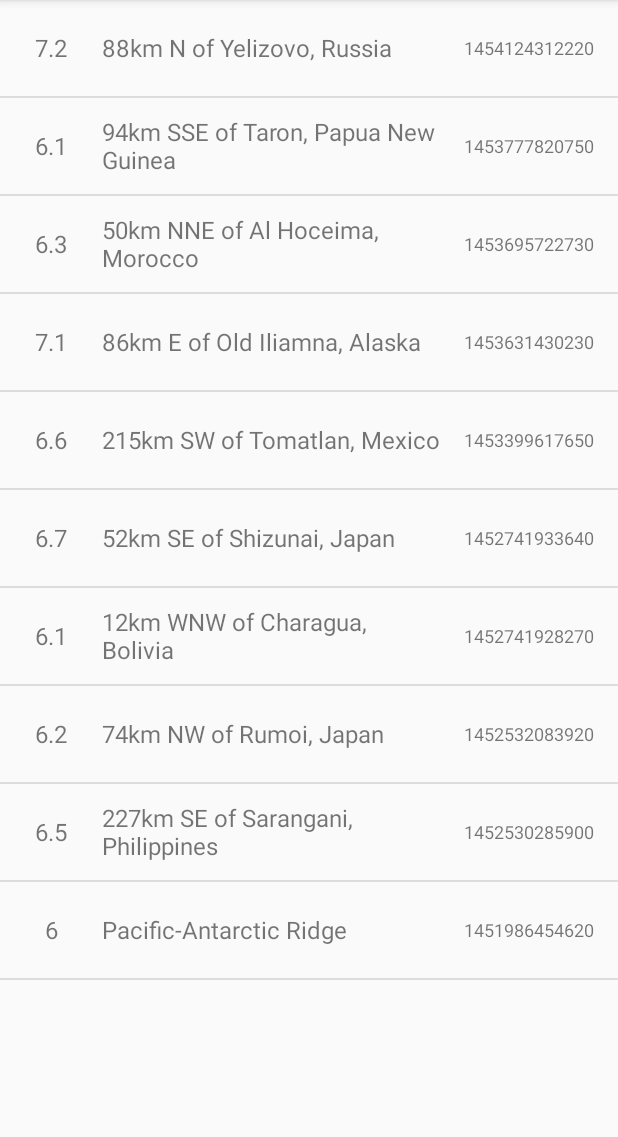
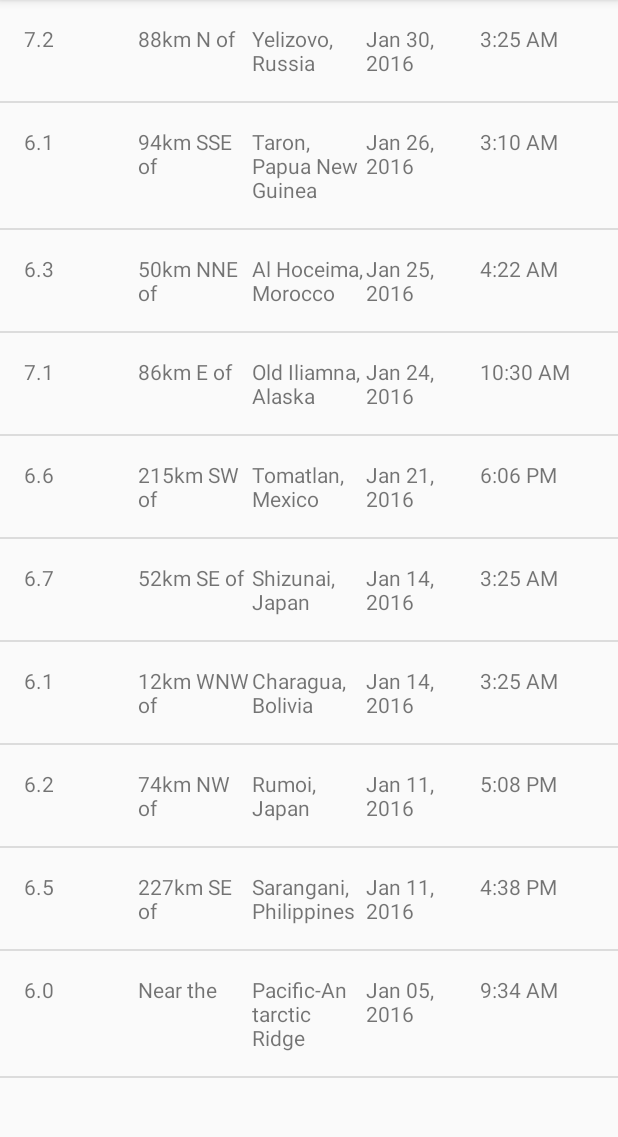
Before and after one commit to raviranjan3570/realtime-earthquake-data, an Android app: the screen it shows after launch (EarthquakeActivity), on a phone screen of 412 x 824 dp, the part 84-1221 px from its top. Run offline under Robolectric (Android 15) with nearby library versions, the phone set to English and light mode, and no system bars.

Commit message:
formatted strings for better visual

```diff
--- a/app/src/main/java/com/example/android/quakereport/Earthquake.java
+++ b/app/src/main/java/com/example/android/quakereport/Earthquake.java
@@ -3,20 +3,20 @@ package com.example.android.quakereport;
 public class Earthquake {
 
     // Magnitude of the earthquake
-    private String mEarthquakeMagnitude;
+    private double mEarthquakeMagnitude;
 
     // Location of the earthquake
     private String mEarthquakeLocation;
 
     // Time of the earthquake
-    private String mEarthquakeTime;
+    private Long mEarthquakeTime;
 
     /* Create a new Earthquake object
      * @param vMagnitude is the magnitude of the earthquake (e.g. 7.2)
      * @param vLocation is the location of the earthquake (e.g. patna)
-     * @param vDate is the date of occurrence of the earthquake (e.g. 04/07/2019)
+     * @param vTime is the time of occurrence of the earthquake (e.g. 04/07/2019 at 9:00 am)
      **/
-    public Earthquake(String vMagnitude, String vLocation, String vTime){
+    public Earthquake(double vMagnitude, String vLocation, Long vTime){
 
         mEarthquakeMagnitude = vMagnitude;
         mEarthquakeLocation = vLocation;
@@ -27,7 +27,7 @@ public class Earthquake {
      * get the magnitude of the earthquake
      */
 
-    public String getEarthquakeMagnitude(){
+    public double getEarthquakeMagnitude(){
         return mEarthquakeMagnitude;
     }
 
@@ -43,7 +43,7 @@ public class Earthquake {
      * get the date of occurrence of the earthquake
      */
 
-    public String getEarthquakeTime(){
+    public Long getEarthquakeTime(){
         return mEarthquakeTime;
     }
 }
--- a/app/src/main/java/com/example/android/quakereport/EarthquakeAdapter.java
+++ b/app/src/main/java/com/example/android/quakereport/EarthquakeAdapter.java
@@ -7,7 +7,10 @@ import android.view.ViewGroup;
 import android.widget.ArrayAdapter;
 import android.widget.TextView;
 
+import java.text.DecimalFormat;
+import java.text.SimpleDateFormat;
 import java.util.ArrayList;
+import java.util.Date;
 
 /*
  * {@link EarthquakeAdapter} is an {@link ArrayAdapter} that can provide the layout for each list
@@ -24,6 +27,8 @@ public class EarthquakeAdapter extends ArrayAdapter<Earthquake> {
      * @param context The current context. Used to inflate the layout file.
      * @param earthquake A List of Earthquake objects to display in a list.
      */
+
+    private static final String LOCATION_SEPARATOR = " of ";
 
     public EarthquakeAdapter(Activity context, ArrayList<Earthquake> earthquake) {
         // Here, we initialize the ArrayAdapter's internal storage for the context and the list.
@@ -56,25 +61,78 @@ public class EarthquakeAdapter extends ArrayAdapter<Earthquake> {
         Earthquake currentEarthquake = getItem(position);
 
         // Find the TextView in the list_item.xml layout with the ID earthquake_magnitude
-        TextView magnitudeTextView = (TextView) listItemView.findViewById(R.id.earthquake_magnitude);
+        TextView magnitudeTextView = (TextView) listItemView.findViewById(R.id.magnitude);
+        // Format the magnitude to show 1 decimal place
+        String formattedMagnitude = formatMagnitude(currentEarthquake.getEarthquakeMagnitude());
         // Get the magnitude from the current Earthquake object and
         // set this text on the magnitude TextView
-        magnitudeTextView.setText(currentEarthquake.getEarthquakeMagnitude());
+        magnitudeTextView.setText(formattedMagnitude);
 
-        // Find the TextView in the list_item.xml layout with the ID earthquake_location
-        TextView locationTextView = (TextView) listItemView.findViewById(R.id.earthquake_location);
-        // Get the location from the current Earthquake object and
-        // set this text on the location TextView
-        locationTextView.setText(currentEarthquake.getEarthquakeLocation());
+        String originalLocation = currentEarthquake.getEarthquakeLocation();
+        String primaryLocation;
+        String locationOffset;
 
-        // Find the TextView in the list_item.xml layout with the earthquake_time
-        TextView timeTextView = (TextView) listItemView.findViewById(R.id.earthquake_time);
-        // Get the date from the current Earthquake object and
-        // set this text on the date TextView
-        timeTextView.setText(currentEarthquake.getEarthquakeTime());
+        // checks if the original location has location_offset
+        if (originalLocation.contains(LOCATION_SEPARATOR)) {
+            String[] parts = originalLocation.split(LOCATION_SEPARATOR);
+            locationOffset = parts[0] + LOCATION_SEPARATOR;
+            primaryLocation = parts[1];
+        } else {
+            locationOffset = getContext().getString(R.string.near_the);
+            primaryLocation = originalLocation;
+        }
+
+        // Find the TextView in the list_item.xml layout with the ID location_offset
+        TextView locationTextView = (TextView) listItemView.findViewById(R.id.location_offset);
+        // Get the location_offset from the current Earthquake object and
+        // set this text on the location_offset TextView
+        locationTextView.setText(locationOffset);
+
+        TextView distanceTextView = (TextView) listItemView.findViewById(R.id.primary_location);
+        distanceTextView.setText(primaryLocation);
+
+        // Create a new Date object from the time in milliseconds of the earthquake
+        Date dateObject = new Date(currentEarthquake.getEarthquakeTime());
+
+        // Find the TextView with view ID date
+        TextView dateView = (TextView) listItemView.findViewById(R.id.date);
+        // Format the date string (i.e. "Mar 3, 1984")
+        String formattedDate = formatDate(dateObject);
+        // Display the date of the current earthquake in that TextView
+        dateView.setText(formattedDate);
+
+        // Find the TextView with view ID time
+        TextView timeView = (TextView) listItemView.findViewById(R.id.time);
+        // Format the time string (i.e. "4:30PM")
+        String formattedTime = formatTime(dateObject);
+        // Display the time of the current earthquake in that TextView
+        timeView.setText(formattedTime);
+
+        // Return the list item view that is now showing the appropriate data
 
         // Return the whole list item layout (containing 3 TextViews)
         // so that it can be shown in the ListView
         return listItemView;
     }
+
+    /**
+     * Return the formatted date string (i.e. "Mar 3, 1984") from a Date object.
+     */
+    private String formatDate(Date dateObject) {
+        SimpleDateFormat dateFormat = new SimpleDateFormat("LLL dd, yyyy");
+        return dateFormat.format(dateObject);
+    }
+
+    /**
+     * Return the formatted date string (i.e. "4:30 PM") from a Date object.
+     */
+    private String formatTime(Date dateObject) {
+        SimpleDateFormat timeFormat = new SimpleDateFormat("h:mm a");
+        return timeFormat.format(dateObject);
+    }
+
+    private String formatMagnitude(double magnitude) {
+        DecimalFormat magnitudeFormat = new DecimalFormat("0.0");
+        return magnitudeFormat.format(magnitude);
+    }
 }
--- a/app/src/main/java/com/example/android/quakereport/QueryUtils.java
+++ b/app/src/main/java/com/example/android/quakereport/QueryUtils.java
@@ -66,9 +66,9 @@ public final class QueryUtils {
                 // properties is JSON Object
                 JSONObject properties = JSONObject.getJSONObject("properties");
 
-                String magnitude = properties.getString("mag");
+                double magnitude = properties.getDouble("mag");
                 String location = properties.getString("place");
-                String quantum = properties.getString("time");
+                Long quantum = properties.getLong("time");
                 Earthquake earthquake = new Earthquake(magnitude,location,quantum);
                 earthquakes.add(earthquake);
             }
--- a/app/src/main/res/layout/list_item.xml
+++ b/app/src/main/res/layout/list_item.xml
@@ -2,55 +2,46 @@
 
 <!-- Layout for a single list item -->
 <LinearLayout xmlns:android="http://schemas.android.com/apk/res/android"
+
+    xmlns:tools="http://schemas.android.com/tools"
     android:layout_width="match_parent"
-    android:layout_height="?android:attr/listPreferredItemHeight"
+    android:layout_height="match_parent"
     android:orientation="horizontal"
-    android:minHeight="?android:attr/listPreferredItemHeight"
-    android:paddingEnd="@dimen/activity_vertical_margin"
-    android:paddingLeft="@dimen/activity_horizontal_margin"
-    android:paddingRight="@dimen/activity_horizontal_margin"
-    android:paddingStart="@dimen/activity_vertical_margin">
+    android:padding="16dp">
 
     <TextView
-        android:id="@+id/earthquake_magnitude"
-        android:layout_width="36dp"
-        android:layout_height="36dp"
-        android:gravity="center"
-        android:layout_gravity="center_vertical"
-        android:textSize="16sp"/>
-
-    <LinearLayout
+        android:id="@+id/magnitude"
         android:layout_width="0dp"
         android:layout_height="wrap_content"
-        android:layout_gravity="center_vertical"
-        android:layout_marginLeft="16dp"
-        android:layout_marginStart="16dp"
         android:layout_weight="1"
-        android:orientation="vertical">
+        tools:text="8.9" />
 
     <TextView
-        android:id="@+id/earthquake_location"
-        android:layout_width="wrap_content"
+        android:id="@+id/location_offset"
+        android:layout_width="0dp"
         android:layout_height="wrap_content"
-        android:textSize="16sp"/>
-
-    </LinearLayout>
-
-    <LinearLayout
-        android:layout_width="wrap_content"
-        android:layout_height="wrap_content"
-        android:layout_gravity="center_vertical"
-        android:layout_marginLeft="16dp"
-        android:layout_marginStart="16dp"
-        android:orientation="vertical">
+        android:layout_weight="1"
+        tools:text="30km S of" />
 
     <TextView
-        android:id="@+id/earthquake_time"
-        android:layout_width="wrap_content"
+        android:id="@+id/primary_location"
+        android:layout_width="0dp"
         android:layout_height="wrap_content"
-        android:layout_gravity="end"
-        android:textSize="12sp"/>
+        android:layout_weight="1"
+        tools:text="San Francisco, CA" />
 
-    </LinearLayout>
+    <TextView
+        android:id="@+id/date"
+        android:layout_width="0dp"
+        android:layout_height="wrap_content"
+        android:layout_weight="1"
+        tools:text="Mar 6, 2010" />
+
+    <TextView
+        android:id="@+id/time"
+        android:layout_width="0dp"
+        android:layout_height="wrap_content"
+        android:layout_weight="1"
+        tools:text="3:00 PM" />
 
 </LinearLayout>
--- a/app/src/main/res/values/strings.xml
+++ b/app/src/main/res/values/strings.xml
@@ -15,4 +15,5 @@
 -->
 <resources>
     <string name="app_name">Quake Report</string>
+    <string name="near_the">Near the</string>
 </resources>
```
